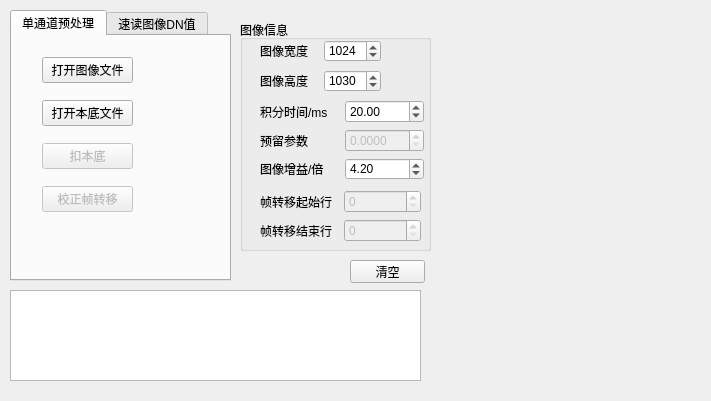
angel263wy/Img_preprocess, file gui.ui: the form before one commit.
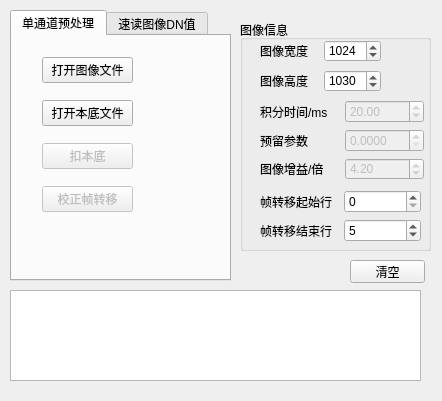
The form after the commit. The open tabs and pages were chosen to show the change.

Commit message: 完成帧转移校正函数

```diff
--- a/gui.ui
+++ b/gui.ui
@@ -6,7 +6,7 @@
    <rect>
     <x>0</x>
     <y>0</y>
-    <width>711</width>
+    <width>442</width>
     <height>401</height>
    </rect>
   </property>
@@ -318,6 +318,9 @@
        </item>
        <item>
         <widget class="QDoubleSpinBox" name="doubleSpinBox_integration">
+         <property name="enabled">
+          <bool>false</bool>
+         </property>
          <property name="maximum">
           <double>999.990000000000009</double>
          </property>
@@ -372,6 +375,9 @@
        </item>
        <item>
         <widget class="QDoubleSpinBox" name="doubleSpinBox_gain">
+         <property name="enabled">
+          <bool>false</bool>
+         </property>
          <property name="maximum">
           <double>999.990000000000009</double>
          </property>
@@ -409,7 +415,7 @@
        <item>
         <widget class="QSpinBox" name="spinBox_smear_start_line">
          <property name="enabled">
-          <bool>false</bool>
+          <bool>true</bool>
          </property>
          <property name="minimum">
           <number>0</number>
@@ -436,7 +442,7 @@
        <item>
         <widget class="QSpinBox" name="spinBox_smear_end_line">
          <property name="enabled">
-          <bool>false</bool>
+          <bool>true</bool>
          </property>
          <property name="minimum">
           <number>0</number>
@@ -445,7 +451,7 @@
           <number>9999</number>
          </property>
          <property name="value">
-          <number>0</number>
+          <number>5</number>
          </property>
         </widget>
        </item>
```
Left out of the diff: 2 changed lines with no effect on the pictures. The commit also changes 2 other files.
